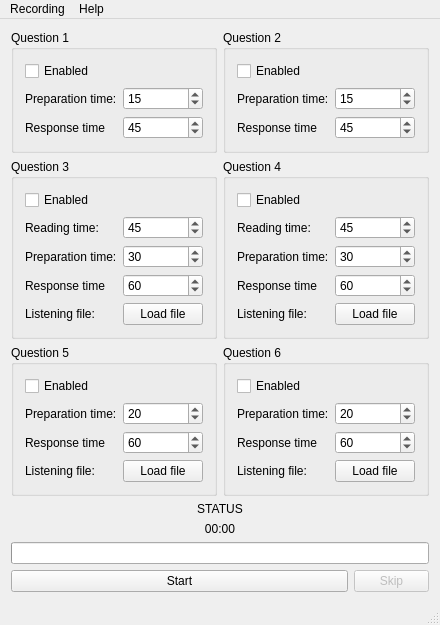
First picture: the form in Toefl-Speaking-Recorder/mainwindow.ui, repository fffaraz/Toefl-Speaking-Recorder, before the edit.
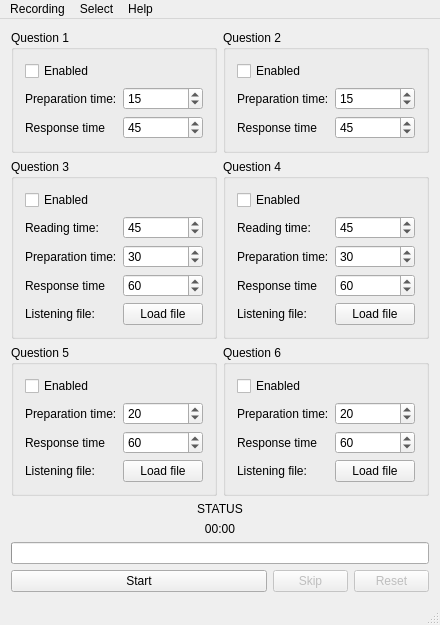
Second picture: the form after the edit.

What changed in the file:
```diff
--- a/Toefl-Speaking-Recorder/mainwindow.ui
+++ b/Toefl-Speaking-Recorder/mainwindow.ui
@@ -517,6 +517,22 @@
           </property>
          </widget>
         </item>
+        <item>
+         <widget class="QPushButton" name="btnReset">
+          <property name="enabled">
+           <bool>false</bool>
+          </property>
+          <property name="maximumSize">
+           <size>
+            <width>75</width>
+            <height>16777215</height>
+           </size>
+          </property>
+          <property name="text">
+           <string>Reset</string>
+          </property>
+         </widget>
+        </item>
        </layout>
       </item>
      </layout>
@@ -546,7 +562,15 @@
     <addaction name="actionSet_Location"/>
     <addaction name="actionAudio_Settings"/>
    </widget>
+   <widget class="QMenu" name="menuSelect">
+    <property name="title">
+     <string>Select</string>
+    </property>
+    <addaction name="actionAll"/>
+    <addaction name="actionNone"/>
+   </widget>
    <addaction name="menuRecord"/>
+   <addaction name="menuSelect"/>
    <addaction name="menuHelp"/>
   </widget>
   <widget class="QStatusBar" name="statusBar"/>
```
Left out of the diff: 12 changed lines with no effect on the pictures.
